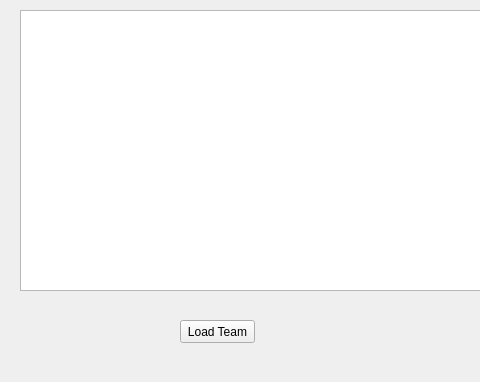
Before: the Qt Designer form playground/Qt-Test/example_QTableView.ui in VaderLader/NikNDad, drawn with Qt 5; both pictures show x 0 to 480 and y 0 to 382 of the 786 by 382 pixel window.
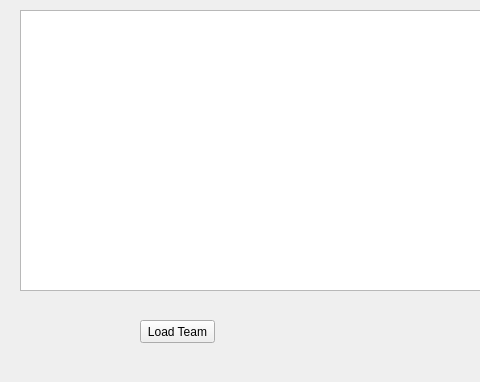
After: the same form once the commit is applied.

What changed in the file:
```diff
--- a/playground/Qt-Test/example_QTableView.ui
+++ b/playground/Qt-Test/example_QTableView.ui
@@ -16,7 +16,7 @@
   <widget class="QPushButton" name="btn_loadTeam">
    <property name="geometry">
     <rect>
-     <x>180</x>
+     <x>140</x>
      <y>320</y>
      <width>75</width>
      <height>23</height>
```
